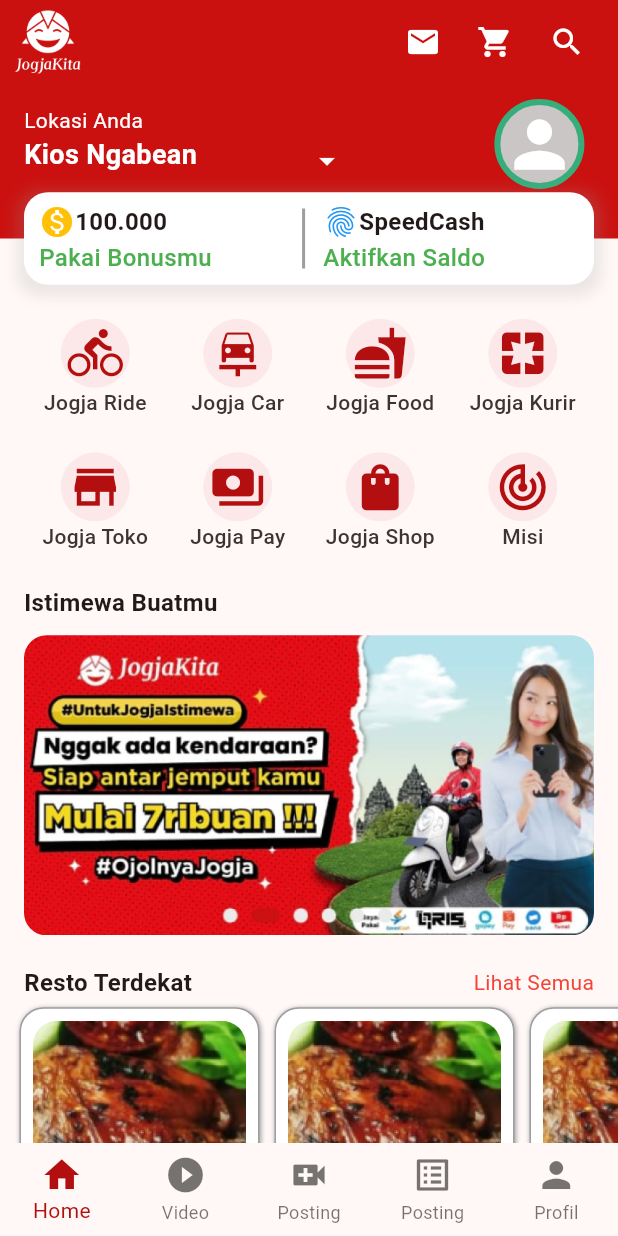
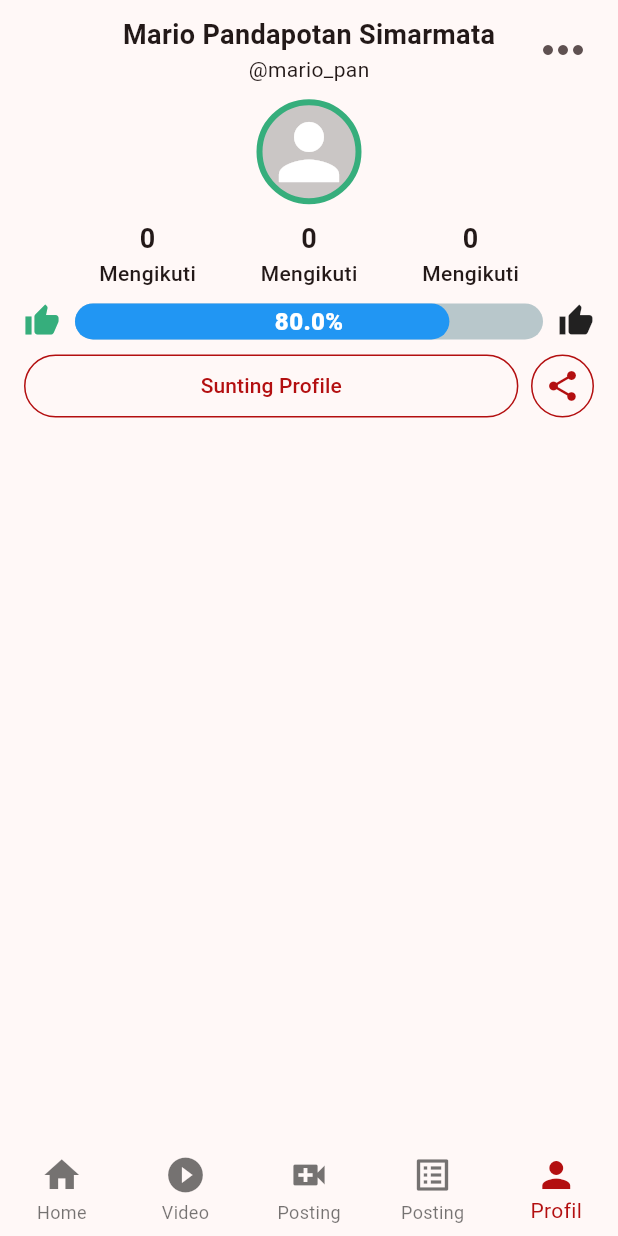
Before and after one commit to mariopandapotansimarmata/jogja_kita_gamification, a Flutter app: the screen it shows after launch, on a phone screen of 412 x 824 dp. Run offline on Flutter 3.47's test engine with Material 3 defaults, Android fonts, the phone set to English and light mode, and no system bars; drawn by our look-alikes of percent_indicator.

Commit message:
add page profile

```diff
--- a/lib/main.dart
+++ b/lib/main.dart
@@ -1,5 +1,5 @@
 import 'package:flutter/material.dart';
-import 'package:jogja_kita_gamification/views/home/home.dart';
+import 'package:jogja_kita_gamification/screen.dart';
 
 void main() {
   runApp(const MyApp());
@@ -18,7 +18,7 @@ class MyApp extends StatelessWidget {
         colorScheme: ColorScheme.fromSeed(seedColor: Colors.red),
         useMaterial3: true,
       ),
-      home: const HomePage(),
+      home: const Screen(),
     );
   }
 }
--- /dev/null
+++ b/lib/screen.dart
@@ -0,0 +1,109 @@
+import 'package:flutter/material.dart';
+import 'package:jogja_kita_gamification/views/home/home.dart';
+import 'package:jogja_kita_gamification/views/profile/profile.dart';
+
+class Screen extends StatefulWidget {
+  const Screen({super.key});
+
+  @override
+  State<Screen> createState() => _ScreenState();
+}
+
+//
+
+class _ScreenState extends State<Screen> {
+  int _selectedIndex = 4;
+
+  void _onItemTapped(int index) {
+    setState(() {
+      _selectedIndex = index;
+    });
+  }
+
+  @override
+  Widget build(BuildContext context) {
+    return Scaffold(
+        bottomNavigationBar: BottomNavigationBar(
+          elevation: 0,
+          enableFeedback: false,
+          type: BottomNavigationBarType.fixed,
+          iconSize: 28,
+          items: const <BottomNavigationBarItem>[
+            BottomNavigationBarItem(
+              icon: Icon(
+                Icons.home,
+              ),
+              label: 'Home',
+            ),
+            BottomNavigationBarItem(
+              icon: Icon(Icons.play_circle_fill),
+              label: 'Video',
+            ),
+            BottomNavigationBarItem(
+              icon: Icon(Icons.video_call),
+              label: 'Posting',
+            ),
+            BottomNavigationBarItem(
+              icon: Icon(Icons.list_alt),
+              label: 'Posting',
+            ),
+            BottomNavigationBarItem(
+              icon: Icon(Icons.person),
+              label: 'Profil',
+            ),
+          ],
+          currentIndex: _selectedIndex,
+          selectedItemColor: const Color(0xffB30F10),
+          onTap: _onItemTapped,
+        ),
+        appBar: _selectedIndex == 0
+            ? AppBar(
+                backgroundColor: const Color(0xffCA110F),
+                leading: Container(
+                    margin: const EdgeInsets.fromLTRB(8, 0, 0, 0),
+                    width: 5,
+                    height: 5,
+                    child: const Image(image: AssetImage('assets/PUTIH.png'))),
+                actions: [
+                  Padding(
+                    padding: const EdgeInsets.only(right: 10),
+                    child: Row(
+                      crossAxisAlignment: CrossAxisAlignment.stretch,
+                      children: [
+                        IconButton(
+                            onPressed: () {},
+                            icon: const Icon(
+                              Icons.mail,
+                              color: Colors.white,
+                            )),
+                        IconButton(
+                            onPressed: () {},
+                            icon: const Icon(
+                              Icons.shopping_cart,
+                              color: Colors.white,
+                            )),
+                        IconButton(
+                            onPressed: () {},
+                            icon: const Icon(
+                              Icons.search,
+                              color: Colors.white,
+                            )),
+                      ],
+                    ),
+                  ),
+                ],
+              )
+            : const PreferredSize(
+                preferredSize: Size.fromHeight(0),
+                child: SizedBox(
+                  height: 50,
+                )),
+        body: <Widget>[
+          const HomePage(),
+          const HomePage(),
+          const HomePage(),
+          const HomePage(),
+          const ProfilePage()
+        ][_selectedIndex]);
+  }
+}
--- /dev/null
+++ b/lib/views/component/profile_badges.dart
@@ -0,0 +1,23 @@
+import 'package:flutter/material.dart';
+
+class ProfileBadges extends StatelessWidget {
+  const ProfileBadges({super.key, this.size = 50});
+  final double size;
+  @override
+  Widget build(BuildContext context) {
+    return Stack(children: [
+      Container(
+          height: size + 10,
+          width: size + 10,
+          decoration: BoxDecoration(
+              borderRadius: BorderRadius.circular(50),
+              border: Border.all(color: const Color(0xff36AE7C), width: 4),
+              color: const Color(0xffCAC6C5)),
+          child: Icon(
+            Icons.person,
+            color: Colors.white,
+            size: size,
+          )),
+    ]);
+  }
+}
--- a/lib/views/home/home.dart
+++ b/lib/views/home/home.dart
@@ -13,133 +13,7 @@ class HomePage extends StatefulWidget {
   State<HomePage> createState() => _HomePageState();
 }
 
-const bool _navbarSelected = true;
-int currentPageIndex = 0;
-
 class _HomePageState extends State<HomePage> {
-  int _selectedIndex = 0;
-
-  void _onItemTapped(int index) {
-    setState(() {
-      _selectedIndex = index;
-    });
-  }
-
-  @override
-  Widget build(BuildContext context) {
-    return Scaffold(
-        // bottomNavigationBar: NavigationBar(
-        //   backgroundColor: Colors.white,
-        //   selectedIndex: currentPageIndex,
-        //   indicatorColor: Colors.transparent,
-        //   onDestinationSelected: (value) {},
-        //   height: 60,
-        //   destinations: const <Widget>[
-        //     NavigationDestination(
-        //       selectedIcon: Icon(
-        //         Icons.home,
-        //         size: 32,
-        //         color: _navbarSelected ? Color(0xffB30F10) : Colors.transparent,
-        //       ),
-        //       icon: Icon(Icons.home_outlined),
-        //       label: 'Home',
-        //     ),
-        //     NavigationDestination(
-        //       icon: Badge(
-        //         child: Icon(Icons.notifications_sharp),
-        //       ),
-        //       label: 'Notifications',
-        //     ),
-        //     NavigationDestination(
-        //       icon: Badge(
-        //         label: Text('new'),
-        //         child: Icon(Icons.messenger_sharp),
-        //       ),
-        //       label: 'Messages',
-        //     ),
-        //   ],
-        // ),
-        bottomNavigationBar: BottomNavigationBar(
-          elevation: 0,
-          enableFeedback: false,
-          type: BottomNavigationBarType.fixed,
-          iconSize: 28,
-          items: const <BottomNavigationBarItem>[
-            BottomNavigationBarItem(
-              icon: Icon(
-                Icons.home,
-              ),
-              label: 'Home',
-            ),
-            BottomNavigationBarItem(
-              icon: Icon(Icons.play_circle_fill),
-              label: 'Video',
-            ),
-            BottomNavigationBarItem(
-              icon: Icon(Icons.video_call),
-              label: 'Posting',
-            ),
-            BottomNavigationBarItem(
-              icon: Icon(Icons.list_alt),
-              label: 'Posting',
-            ),
-            BottomNavigationBarItem(
-              icon: Icon(Icons.person),
-              label: 'Profil',
-            ),
-          ],
-          currentIndex: _selectedIndex,
-          selectedItemColor: Color(0xffB30F10),
-          onTap: _onItemTapped,
-        ),
-        appBar: AppBar(
-          backgroundColor: const Color(0xffCA110F),
-          leading: Container(
-              margin: const EdgeInsets.fromLTRB(8, 0, 0, 0),
-              width: 5,
-              height: 5,
-              child: const Image(image: AssetImage('assets/PUTIH.png'))),
-          actions: [
-            Padding(
-              padding: const EdgeInsets.only(right: 10),
-              child: Row(
-                crossAxisAlignment: CrossAxisAlignment.stretch,
-                children: [
-                  IconButton(
-                      onPressed: () {},
-                      icon: const Icon(
-                        Icons.mail,
-                        color: Colors.white,
-                      )),
-                  IconButton(
-                      onPressed: () {},
-                      icon: const Icon(
-                        Icons.shopping_cart,
-                        color: Colors.white,
-                      )),
-                  IconButton(
-                      onPressed: () {},
-                      icon: const Icon(
-                        Icons.search,
-                        color: Colors.white,
-                      )),
-                ],
-              ),
-            ),
-          ],
-        ),
-        body: <Widget>[const HomeScreen()][currentPageIndex]);
-  }
-}
-
-class HomeScreen extends StatefulWidget {
-  const HomeScreen({super.key});
-
-  @override
-  State<HomeScreen> createState() => _HomeScreenState();
-}
-
-class _HomeScreenState extends State<HomeScreen> {
   @override
   Widget build(BuildContext context) {
     return ListView(children: [
@@ -202,7 +76,7 @@ class _HomeScreenState extends State<HomeScreen> {
                   const SizedBox(
                     height: 10,
                   ),
-                  Container(
+                  SizedBox(
                     // margin: const EdgeInsets.symmetric(vertical: 20),
                     height: 200,
                     child: ListView.builder(
--- a/lib/views/home/home_widget/location_widget.dart
+++ b/lib/views/home/home_widget/location_widget.dart
@@ -1,4 +1,6 @@
 import 'package:flutter/material.dart';
+
+import '../../component/profile_badges.dart';
 
 class LocationWidget extends StatefulWidget {
   const LocationWidget({super.key});
@@ -17,7 +19,7 @@ class _LocationWidgetState extends State<LocationWidget> {
       child: Row(
         crossAxisAlignment: CrossAxisAlignment.center,
         children: [
-          Container(
+          SizedBox(
             // decoration: BoxDecoration(border: Border.all(color: Colors.black)),
             height: MediaQuery.of(context).size.height * 0.09,
             width: MediaQuery.of(context).size.width * 0.5 - 16,
@@ -36,7 +38,7 @@ class _LocationWidgetState extends State<LocationWidget> {
               ],
             ),
           ),
-          Container(
+          SizedBox(
             // decoration: BoxDecoration(border: Border.all(color: Colors.black)),
             width: MediaQuery.of(context).size.width * 0.3,
             child: const Row(
@@ -51,7 +53,7 @@ class _LocationWidgetState extends State<LocationWidget> {
           Column(
             children: [
               Container(
-                padding: EdgeInsetsDirectional.only(top: 10),
+                padding: const EdgeInsetsDirectional.only(top: 10),
                 height: MediaQuery.of(context).size.height * 0.08,
                 child: const Column(
                   crossAxisAlignment: CrossAxisAlignment.center,
@@ -67,25 +69,3 @@ class _LocationWidgetState extends State<LocationWidget> {
     );
   }
 }
-
-class ProfileBadges extends StatelessWidget {
-  const ProfileBadges({super.key});
-
-  @override
-  Widget build(BuildContext context) {
-    return Stack(children: [
-      Container(
-          height: 60,
-          width: 60,
-          decoration: BoxDecoration(
-              borderRadius: BorderRadius.circular(50),
-              border: Border.all(color: Color(0xff36AE7C), width: 4),
-              color: const Color(0xffCAC6C5)),
-          child: const Icon(
-            Icons.person,
-            color: Colors.white,
-            size: 50,
-          )),
-    ]);
-  }
-}
--- /dev/null
+++ b/lib/views/profile/profile.dart
@@ -0,0 +1,105 @@
+import 'package:flutter/material.dart';
+import 'package:jogja_kita_gamification/views/component/profile_badges.dart';
+import 'package:jogja_kita_gamification/views/profile/profile_widget/card_follower.dart';
+import 'package:jogja_kita_gamification/views/profile/profile_widget/exp_bar.dart';
+
+class ProfilePage extends StatefulWidget {
+  const ProfilePage({super.key});
+
+  @override
+  State<ProfilePage> createState() => _ProfilPageState();
+}
+
+class _ProfilPageState extends State<ProfilePage> {
+  @override
+  Widget build(BuildContext context) {
+    return ListView(
+      children: [
+        Container(
+          padding: const EdgeInsets.symmetric(horizontal: 16),
+          // decoration: BoxDecoration(border: Border.all(color: Colors.black)),
+          height: MediaQuery.of(context).size.height * 0.35,
+          child: Column(
+            mainAxisAlignment: MainAxisAlignment.spaceEvenly,
+            children: [
+              Row(
+                mainAxisAlignment: MainAxisAlignment.spaceBetween,
+                children: [
+                  Container(
+                    width: MediaQuery.of(context).size.width * 0.1,
+                  ),
+                  const Column(
+                    mainAxisAlignment: MainAxisAlignment.spaceBetween,
+                    children: [
+                      Text(
+                        "Mario Pandapotan Simarmata",
+                        style: TextStyle(
+                            fontSize: 18, fontWeight: FontWeight.bold),
+                      ),
+                      Text("@mario_pan",
+                          style: TextStyle(
+                            fontSize: 14,
+                          )),
+                    ],
+                  ),
+                  SizedBox(
+                      width: MediaQuery.of(context).size.width * 0.1,
+                      child: const Icon(
+                        Icons.more_horiz,
+                        size: 40,
+                        color: Color(0xff5F5151),
+                      )),
+                ],
+              ),
+              const ProfileBadges(
+                size: 60,
+              ),
+              const SizedBox(
+                width: 280,
+                child: Row(
+                  mainAxisAlignment: MainAxisAlignment.spaceBetween,
+                  children: [
+                    CardFollower(),
+                    CardFollower(),
+                    CardFollower(),
+                  ],
+                ),
+              ),
+              const ExpBar(),
+              Row(
+                mainAxisAlignment: MainAxisAlignment.spaceBetween,
+                children: [
+                  SizedBox(
+                    height: 42,
+                    width: MediaQuery.of(context).size.width * 0.8,
+                    child: ElevatedButton(
+                        onPressed: () {},
+                        style: ElevatedButton.styleFrom(
+                            side: const BorderSide(color: Color(0xffB30F10)),
+                            backgroundColor: Colors.transparent,
+                            shadowColor: Colors.transparent),
+                        child: const Text(
+                          "Sunting Profile",
+                          style: TextStyle(color: Color(0xffB30F10)),
+                        )),
+                  ),
+                  Container(
+                    height: 42,
+                    width: 42,
+                    decoration: BoxDecoration(
+                        border: Border.all(color: const Color(0xffB30F10)),
+                        borderRadius: BorderRadius.circular(50)),
+                    child: const Icon(
+                      Icons.share,
+                      color: Color(0xffB30F10),
+                    ),
+                  )
+                ],
+              ),
+            ],
+          ),
+        ),
+      ],
+    );
+  }
+}
--- /dev/null
+++ b/lib/views/profile/profile_widget/card_follower.dart
@@ -0,0 +1,21 @@
+import 'package:flutter/material.dart';
+
+class CardFollower extends StatelessWidget {
+  const CardFollower({super.key});
+
+  @override
+  Widget build(BuildContext context) {
+    return const Column(
+      children: [
+        Text(
+          "0",
+          style: TextStyle(fontSize: 18, fontWeight: FontWeight.bold),
+        ),
+        Text(
+          "Mengikuti",
+          style: TextStyle(fontSize: 14, fontWeight: FontWeight.w500),
+        )
+      ],
+    );
+  }
+}
--- /dev/null
+++ b/lib/views/profile/profile_widget/exp_bar.dart
@@ -0,0 +1,29 @@
+import 'package:flutter/material.dart';
+import 'package:percent_indicator/percent_indicator.dart';
+
+class ExpBar extends StatelessWidget {
+  const ExpBar({super.key});
+
+  @override
+  Widget build(BuildContext context) {
+    return LinearPercentIndicator(
+      leading: const Icon(
+        Icons.thumb_up,
+        color: Color(0xff36AE7C),
+      ),
+      alignment: MainAxisAlignment.spaceEvenly,
+      animation: true,
+      lineHeight: 24.0,
+      animationDuration: 2500,
+      percent: 0.8,
+      center: const Text(
+        "80.0%",
+        style: TextStyle(
+            color: Colors.white, fontSize: 16, fontWeight: FontWeight.w800),
+      ),
+      barRadius: const Radius.circular(20),
+      progressColor: Colors.blue,
+      trailing: const Icon(Icons.thumb_up),
+    );
+  }
+}
--- a/pubspec.yaml
+++ b/pubspec.yaml
@@ -36,7 +36,7 @@ dependencies:
   # Use with the CupertinoIcons class for iOS style icons.
   cupertino_icons: ^1.0.6
   carousel_slider: ^4.2.1
-
+  percent_indicator: ^4.0.1
 dev_dependencies:
   flutter_test:
     sdk: flutter
```
Also changed, not shown: pubspec.lock.
